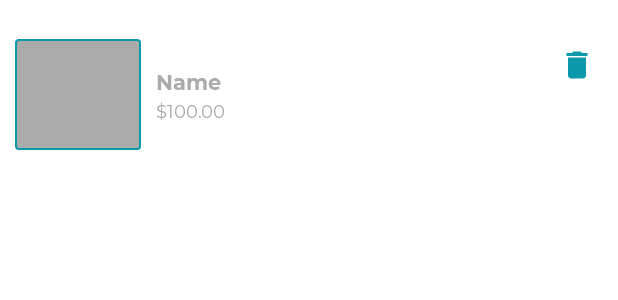
After one commit to neerajg1320/fanalite, an Android app: the layout item_rule_layout.xml on its own in the app's theme, with its tools: preview values and no code run, on a phone screen of 412 x 824 dp. The commit adds this screen. Shown: the top 300 px of the screen. Run offline under Robolectric (Android 15) with nearby library versions, the phone set to English and light mode, and no system bars.

Commit message:
Added the initial support for recyclerview i.e. the rules List Items

```diff
--- /dev/null
+++ b/Implementation/MobileApp/RulesApp/app/src/main/java/com/fanalite/rulesapp/fragments/list/RulesAdapter.kt
@@ -0,0 +1,46 @@
+package com.fanalite.rulesapp.fragments.list
+
+import android.annotation.SuppressLint
+import android.app.Activity
+import android.content.Context
+import android.content.Intent
+import android.view.LayoutInflater
+import android.view.ViewGroup
+import androidx.recyclerview.widget.RecyclerView
+import com.fanalite.rulesapp.databinding.ItemRuleLayoutBinding
+import com.fanalite.rulesapp.models.RegexModel
+
+/**
+ * An adapter class for RulesList adapter.
+ */
+open class RulesListAdapter() : RecyclerView.Adapter<RecyclerView.ViewHolder>() {
+    private class RuleViewHolder(val binding: ItemRuleLayoutBinding) : RecyclerView.ViewHolder(binding.root)
+
+    private var rulesList = emptyList<RegexModel>()
+
+    override fun onCreateViewHolder(parent: ViewGroup, viewType: Int): RecyclerView.ViewHolder {
+
+        val binding = ItemRuleLayoutBinding
+            .inflate(LayoutInflater.from(parent.context), parent, false)
+
+        return RuleViewHolder(binding)
+    }
+
+//    @SuppressLint("SetTextI18n")
+    override fun onBindViewHolder(holder: RecyclerView.ViewHolder, position: Int) {
+        with (holder as RuleViewHolder) {
+            with (rulesList[position]) {
+                binding.tvItemName.text = name
+            }
+        }
+    }
+
+    override fun getItemCount(): Int {
+        return rulesList.size
+    }
+
+    fun setData(rules: List<RegexModel>) {
+        this.rulesList = rules
+        notifyDataSetChanged()
+    }
+}
--- a/Implementation/MobileApp/RulesApp/app/src/main/java/com/fanalite/rulesapp/fragments/list/RulesListFragment.kt
+++ b/Implementation/MobileApp/RulesApp/app/src/main/java/com/fanalite/rulesapp/fragments/list/RulesListFragment.kt
@@ -9,9 +9,12 @@ import android.view.ViewGroup
 import androidx.fragment.app.viewModels
 import androidx.lifecycle.Observer
 import androidx.navigation.fragment.findNavController
+import androidx.recyclerview.widget.LinearLayoutManager
+import androidx.recyclerview.widget.RecyclerView
 import com.fanalite.rulesapp.R
 import com.fanalite.rulesapp.TAG
 import com.fanalite.rulesapp.databinding.FragmentRulesListBinding
+import com.fanalite.rulesapp.models.RegexModel
 import com.fanalite.rulesapp.viewmodels.RegexViewModel
 
 
@@ -26,7 +29,7 @@ class RulesListFragment : Fragment() {
     private val binding get() = _binding!!
 
     private val mRegexViewModel: RegexViewModel by viewModels()
-
+    private val adapter by lazy { RulesListAdapter() }
 
     override fun onCreateView(
         inflater: LayoutInflater, container: ViewGroup?,
@@ -37,15 +40,38 @@ class RulesListFragment : Fragment() {
 
         mRegexViewModel.getRegexList().observe(viewLifecycleOwner, Observer { dataList ->
             Log.d(TAG, "mRegexViewModel.Observer(): dataList:size= ${dataList.size}")
+            dataList.forEach {
+                Log.d(TAG, it.toString())
+            }
 
+            if (dataList.isNotEmpty()) {
+                binding.ivNoData.visibility = View.GONE
+                binding.tvNoData.visibility = View.GONE
+                binding.rvRulesList.visibility = View.VISIBLE
+            } else {
+                binding.ivNoData.visibility = View.VISIBLE
+                binding.tvNoData.visibility = View.VISIBLE
+                binding.rvRulesList.visibility = View.GONE
+            }
+
+            adapter.setData(dataList)
         })
 
         binding.floatingActionButton.setOnClickListener {
             findNavController().navigate(R.id.action_rulesListFragment_to_addRuleFragment)
         }
 
+        createRecyclerView()
+
         return binding.root
     }
 
+    private fun createRecyclerView() {
+        val rvRules:RecyclerView = binding.rvRulesList
+        rvRules.layoutManager = LinearLayoutManager(activity)
+        rvRules.setHasFixedSize(true)
 
+        // Define adapter
+        rvRules.adapter = adapter
+    }
 }
--- /dev/null
+++ b/Implementation/MobileApp/RulesApp/app/src/main/res/drawable/ic_vector_delete.xml
@@ -0,0 +1,10 @@
+<vector xmlns:android="http://schemas.android.com/apk/res/android"
+    android:width="24dp"
+    android:height="24dp"
+
+    android:viewportWidth="24"
+    android:viewportHeight="24">
+    <path
+        android:fillColor="@android:color/white"
+        android:pathData="M6,19c0,1.1 0.9,2 2,2h8c1.1,0 2,-0.9 2,-2V7H6v12zM19,4h-3.5l-1,-1h-5l-1,1H5v2h14V4z" />
+</vector>
--- /dev/null
+++ b/Implementation/MobileApp/RulesApp/app/src/main/res/drawable/item_background.xml
@@ -0,0 +1,12 @@
+<?xml version="1.0" encoding="utf-8"?>
+<shape xmlns:android="http://schemas.android.com/apk/res/android"
+    android:shape="rectangle">
+
+    <solid android:color="@color/lightGray"/>
+
+    <stroke
+        android:width="1dp"
+        android:color="@color/colorAccentDark" />
+
+    <corners android:radius="2dp" />
+</shape>
--- /dev/null
+++ b/Implementation/MobileApp/RulesApp/app/src/main/res/layout/item_rule_layout.xml
@@ -0,0 +1,74 @@
+<?xml version="1.0" encoding="utf-8"?>
+<androidx.constraintlayout.widget.ConstraintLayout xmlns:android="http://schemas.android.com/apk/res/android"
+    xmlns:app="http://schemas.android.com/apk/res-auto"
+    xmlns:tools="http://schemas.android.com/tools"
+    android:layout_width="match_parent"
+    android:layout_height="wrap_content"
+    android:layout_marginTop="@dimen/item_list_marginTop"
+    android:orientation="vertical"
+    android:padding="@dimen/item_list_padding">
+
+    <LinearLayout
+        android:id="@+id/ll_item_image"
+        android:layout_width="wrap_content"
+        android:layout_height="wrap_content"
+        android:background="@drawable/item_background"
+        android:padding="@dimen/item_image_padding"
+        app:layout_constraintBottom_toBottomOf="parent"
+        app:layout_constraintStart_toStartOf="parent"
+        app:layout_constraintTop_toTopOf="parent">
+
+        <ImageView
+            android:id="@+id/iv_item_image"
+            android:layout_width="@dimen/item_image_width"
+            android:layout_height="@dimen/item_image_height"
+            android:contentDescription="image"
+            android:scaleType="fitXY" />
+    </LinearLayout>
+
+    <LinearLayout
+        android:id="@+id/ll_product_details"
+        android:layout_width="0dp"
+        android:layout_height="wrap_content"
+        android:layout_marginStart="10dp"
+        android:layout_marginEnd="10dp"
+        android:gravity="center"
+        android:orientation="vertical"
+        app:layout_constraintBottom_toBottomOf="parent"
+        app:layout_constraintEnd_toStartOf="@id/ib_delete_product"
+        app:layout_constraintStart_toEndOf="@id/ll_item_image"
+        app:layout_constraintTop_toTopOf="parent">
+
+        <com.fanalite.rulesapp.custom.CustomTextViewBold
+            android:id="@+id/tv_item_name"
+            android:layout_width="match_parent"
+            android:layout_height="wrap_content"
+            android:textColor="@color/lightGray"
+            android:textSize="14sp"
+            tools:text="Name" />
+
+        <com.fanalite.rulesapp.custom.CustomTextView
+            android:id="@+id/tv_item_price"
+            android:layout_width="match_parent"
+            android:layout_height="wrap_content"
+            android:layout_marginTop="2dp"
+            android:textColor="@color/lightGray"
+            android:textSize="12sp"
+            android:textStyle="bold"
+            tools:text="$100.00" />
+    </LinearLayout>
+
+    <ImageButton
+        android:id="@+id/ib_delete_product"
+        android:layout_width="wrap_content"
+        android:layout_height="wrap_content"
+        android:background="@android:color/transparent"
+        android:contentDescription="image"
+        android:foreground="?attr/selectableItemBackgroundBorderless"
+        android:padding="5dp"
+        android:src="@drawable/ic_vector_delete"
+        app:tint="@color/colorAccentDark"
+        app:layout_constraintEnd_toEndOf="parent"
+        app:layout_constraintStart_toEndOf="@id/ll_product_details"
+        app:layout_constraintTop_toTopOf="parent" />
+</androidx.constraintlayout.widget.ConstraintLayout>
--- a/Implementation/MobileApp/RulesApp/app/src/main/res/values/dimens.xml
+++ b/Implementation/MobileApp/RulesApp/app/src/main/res/values/dimens.xml
@@ -9,4 +9,9 @@
     <dimen name="button_background_radius">10dp</dimen>
     <dimen name="btn_padding">8dp</dimen>
     <dimen name="btn_textSize">18sp</dimen>
+    <dimen name="item_list_marginTop">16dp</dimen>
+    <dimen name="item_list_padding">10dp</dimen>
+    <dimen name="item_image_padding">2dp</dimen>
+    <dimen name="item_image_width">80dp</dimen>
+    <dimen name="item_image_height">70dp</dimen>
 </resources>
```
